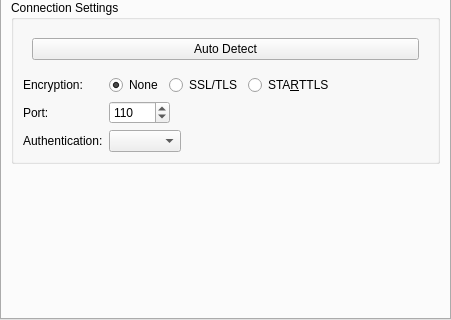
Qt form resources/pop3/popsettings.ui (KDE/kdepim-runtime) before a commit; both pictures show x 0 to 451 and y 316 to 636 of the 451 by 636 pixel window.
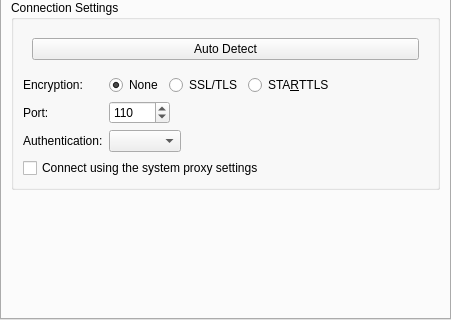
The same form after that commit. The open tabs and pages were chosen to show the change. Custom widgets are drawn as their Qt base class.

Commit message:
GUI for the system proxy settings option
This is the GUI for the setting, appearing on the "Advanced" tab of the
resource configuration dialogue.  The core part of the change is in
commit 08c5e854.

Patch:
```diff
--- a/resources/pop3/popsettings.ui
+++ b/resources/pop3/popsettings.ui
@@ -539,6 +539,16 @@
               </property>
              </widget>
             </item>
+            <item row="4" column="0" colspan="2">
+             <widget class="QCheckBox" name="proxyCheck">
+              <property name="text">
+               <string>Connect using the system proxy settings</string>
+              </property>
+              <property name="toolTip">
+               <string>If checked, the system proxy settings will be used to connect to the mail server.</string>
+              </property>
+             </widget>
+            </item>
            </layout>
           </item>
          </layout>
```
The commit also changes 1 other file.
